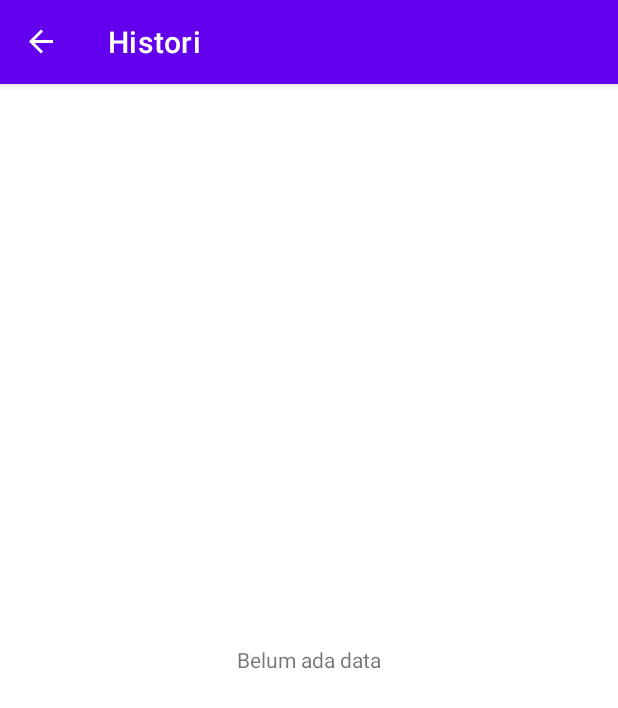
After one commit to amandaputri/HitungKecepatam, an Android app: the HistoriFragment screen opened through its navigation route, on a phone screen of 412 x 824 dp. The commit adds this screen. Shown: the top 708 px of the screen. Run offline under Robolectric (Android 15) with nearby library versions, the phone set to English and light mode, and no system bars; our stand-ins replace Room's generated code, navigation-ui; Roboto replaces fonts that are not available here.

Commit message:
Menambahkan fitur histori pada aplikasi

```diff
--- a/app/src/main/java/org/d3if2036/hitungkecepatan/db/KecepatanEntity.kt
+++ b/app/src/main/java/org/d3if2036/hitungkecepatan/db/KecepatanEntity.kt
@@ -9,5 +9,5 @@ class KecepatanEntity(
     var id: Long = 0L,
     var tanggal: Long = System.currentTimeMillis(),
     var jarak: Float,
-    val waktu: Float
+    var waktu: Float
 )
--- /dev/null
+++ b/app/src/main/java/org/d3if2036/hitungkecepatan/ui/histori/HistoriFragment.kt
@@ -0,0 +1,22 @@
+package org.d3if2036.hitungkecepatan.ui.histori
+
+import android.os.Bundle
+import android.view.LayoutInflater
+import android.view.View
+import android.view.ViewGroup
+import androidx.fragment.app.Fragment
+import org.d3if2036.hitungkecepatan.databinding.FragmentHistoriBinding
+
+class HistoriFragment : Fragment() {
+
+    private lateinit var binding: FragmentHistoriBinding
+
+    override fun onCreateView(
+        inflater: LayoutInflater,
+        container: ViewGroup?,
+        savedInstanceState: Bundle?
+    ): View? {
+        binding = FragmentHistoriBinding.inflate(layoutInflater, container, false)
+        return binding.root
+    }
+}
--- a/app/src/main/java/org/d3if2036/hitungkecepatan/ui/HitungFragment.kt
+++ b/app/src/main/java/org/d3if2036/hitungkecepatan/ui/hitung/HitungFragment.kt
@@ -1,8 +1,9 @@
-package org.d3if2036.hitungkecepatan.ui
+package org.d3if2036.hitungkecepatan.ui.hitung
 
 import android.content.Intent
 import android.os.Bundle
 import android.text.TextUtils
+import android.util.Log
 import android.view.*
 import android.widget.Toast
 import androidx.fragment.app.Fragment
@@ -11,13 +12,16 @@ import androidx.navigation.findNavController
 import androidx.navigation.fragment.findNavController
 import org.d3if2036.hitungkecepatan.R
 import org.d3if2036.hitungkecepatan.databinding.FragmentHitungBinding
+import org.d3if2036.hitungkecepatan.db.KecepatanDb
 import org.d3if2036.hitungkecepatan.model.HasilKecepatan
 
 class HitungFragment : Fragment() {
 
     private lateinit var binding: FragmentHitungBinding
     private val viewModel: HitungViewModel by lazy {
-        ViewModelProvider(requireActivity())[HitungViewModel::class.java]
+        val db = KecepatanDb.getInstance(requireContext())
+        val factory = HitungViewModelFactory(db.dao)
+        ViewModelProvider(this, factory)[HitungViewModel::class.java]
     }
 
     override fun onCreateView(
@@ -39,6 +43,11 @@ class HitungFragment : Fragment() {
         }
         binding.shareButton.setOnClickListener { shareData() }
         viewModel.getHasilKecepatan().observe(requireActivity(), {showResult(it)})
+        viewModel.data.observe(viewLifecycleOwner, {
+            if (it == null) return@observe
+            Log.d("HitungFragment", "Data tersimpan. ID = ${it.id}")
+        })
+
     }
 
     override fun onCreateOptionsMenu(menu: Menu, inflater: MenuInflater) {
@@ -47,12 +56,19 @@ class HitungFragment : Fragment() {
     }
 
     override fun onOptionsItemSelected(item: MenuItem): Boolean {
-        if (item.itemId == R.id.menu_about) {
-            findNavController().navigate(
-                R.id.action_hitungFragment_to_aboutFragment)
-            return true
+        when(item.itemId){
+            R.id.menu_histori -> {
+                findNavController().navigate(
+                    R.id.action_hitungFragment_to_historiFragment)
+                return true
             }
-            return super.onOptionsItemSelected(item)
+            R.id.menu_about -> {
+                findNavController().navigate(
+                    R.id.action_hitungFragment_to_aboutFragment)
+                return true
+            }
+        }
+        return super.onOptionsItemSelected(item)
     }
 
     private fun hitungKec() {
--- /dev/null
+++ b/app/src/main/java/org/d3if2036/hitungkecepatan/ui/hitung/HitungViewModel.kt
@@ -0,0 +1,37 @@
+package org.d3if2036.hitungkecepatan.ui.hitung
+
+import androidx.lifecycle.LiveData
+import androidx.lifecycle.MutableLiveData
+import androidx.lifecycle.ViewModel
+import androidx.lifecycle.viewModelScope
+import kotlinx.coroutines.Dispatchers
+import kotlinx.coroutines.launch
+import kotlinx.coroutines.withContext
+import org.d3if2036.hitungkecepatan.db.KecepatanDao
+import org.d3if2036.hitungkecepatan.db.KecepatanDb
+import org.d3if2036.hitungkecepatan.db.KecepatanEntity
+import org.d3if2036.hitungkecepatan.model.HasilKecepatan
+
+class HitungViewModel(private val db: KecepatanDao): ViewModel (){
+
+    private val hasilKecepatan = MutableLiveData<HasilKecepatan?>()
+
+    val data = db.getLastKecepatan()
+
+    fun hitungKec(jarak: Float, waktu:Float){
+        val hitungkecepatan = jarak / waktu
+        hasilKecepatan.value = HasilKecepatan(hitungkecepatan)
+
+        viewModelScope.launch {
+            withContext(Dispatchers.IO){
+                val dataKecepatan = KecepatanEntity(
+                    jarak = jarak,
+                    waktu = waktu
+                )
+                db.insert(dataKecepatan)
+            }
+        }
+    }
+
+    fun getHasilKecepatan(): LiveData<HasilKecepatan?> = hasilKecepatan
+}
--- /dev/null
+++ b/app/src/main/java/org/d3if2036/hitungkecepatan/ui/hitung/HitungViewModelFactory.kt
@@ -0,0 +1,18 @@
+package org.d3if2036.hitungkecepatan.ui.hitung
+
+import androidx.lifecycle.ViewModel
+import androidx.lifecycle.ViewModelProvider
+import org.d3if2036.hitungkecepatan.db.KecepatanDao
+import java.lang.IllegalArgumentException
+
+class HitungViewModelFactory(
+    private val db: KecepatanDao
+): ViewModelProvider.Factory{
+    @Suppress("unchecked_cast")
+    override fun <T : ViewModel> create(modelClass: Class<T>): T {
+        if(modelClass.isAssignableFrom(HitungViewModel::class.java)){
+            return HitungViewModel(db) as T
+        }
+        throw IllegalArgumentException("Unknown ViewModel class")
+    }
+}
--- /dev/null
+++ b/app/src/main/res/drawable/ic_baseline_history_24.xml
@@ -0,0 +1,5 @@
+<vector android:height="24dp" android:tint="#FFFFFF"
+    android:viewportHeight="24" android:viewportWidth="24"
+    android:width="24dp" xmlns:android="http://schemas.android.com/apk/res/android">
+    <path android:fillColor="@android:color/white" android:pathData="M13,3c-4.97,0 -9,4.03 -9,9L1,12l3.89,3.89 0.07,0.14L9,12L6,12c0,-3.87 3.13,-7 7,-7s7,3.13 7,7 -3.13,7 -7,7c-1.93,0 -3.68,-0.79 -4.94,-2.06l-1.42,1.42C8.27,19.99 10.51,21 13,21c4.97,0 9,-4.03 9,-9s-4.03,-9 -9,-9zM12,8v5l4.28,2.54 0.72,-1.21 -3.5,-2.08L13.5,8L12,8z"/>
+</vector>
--- /dev/null
+++ b/app/src/main/res/layout/fragment_histori.xml
@@ -0,0 +1,21 @@
+<?xml version="1.0" encoding="utf-8"?>
+<FrameLayout xmlns:android="http://schemas.android.com/apk/res/android"
+    xmlns:app="http://schemas.android.com/apk/res-auto"
+    xmlns:tools="http://schemas.android.com/tools"
+    android:layout_width="match_parent"
+    android:layout_height="match_parent">
+
+<!--    <androidx.recyclerview.widget.RecyclerView-->
+<!--        android:id="@+id/recyclerView"-->
+<!--        android:layout_width="match_parent"-->
+<!--        android:layout_height="match_parent"-->
+<!--        app:layoutManager="androidx.recyclerview.widget.LinearLayoutManager"-->
+<!--        tools:listitem="@layout/item_histori" />-->
+
+    <TextView
+        android:id="@+id/emptyView"
+        android:layout_width="wrap_content"
+        android:layout_height="wrap_content"
+        android:layout_gravity="center"
+        android:text="@string/belum_ada_data" />
+</FrameLayout>
--- a/app/src/main/res/layout/fragment_hitung.xml
+++ b/app/src/main/res/layout/fragment_hitung.xml
@@ -5,7 +5,7 @@
     xmlns:tools="http://schemas.android.com/tools"
     android:layout_width="match_parent"
     android:layout_height="match_parent"
-    tools:context=".ui.HitungFragment">
+    tools:context=".ui.hitung.HitungFragment">
 
     <androidx.constraintlayout.widget.ConstraintLayout
         android:layout_width="match_parent"
--- a/app/src/main/res/menu/options_menu.xml
+++ b/app/src/main/res/menu/options_menu.xml
@@ -5,4 +5,10 @@
         android:id="@+id/menu_about"
         android:title="@string/about_app"
         app:showAsAction="never" />
+
+    <item
+        android:id="@+id/menu_histori"
+        android:icon="@drawable/ic_baseline_history_24"
+        android:title="@string/histori"
+        app:showAsAction="ifRoom"/>
 </menu>
--- a/app/src/main/res/values/strings.xml
+++ b/app/src/main/res/values/strings.xml
@@ -14,4 +14,6 @@
     <string name="about_app">Tentang Aplikasi</string>
     <string name="bagikan">Bagikan</string>
     <string name="bagikantemp">Jarak : %1$s km\nWaktu : %2$s jam\n\nHasil Kecepatan\n%3$s</string>
+    <string name="belum_ada_data">Belum ada data</string>
+    <string name="histori">Histori</string>
 </resources>
```
Also changed, not shown: app/src/main/java/org/d3if2036/hitungkecepatan/ui/HitungViewModel.kt (deleted, +0 -18 lines), app/src/main/res/navigation/navigation.xml (+9 -1 lines).
